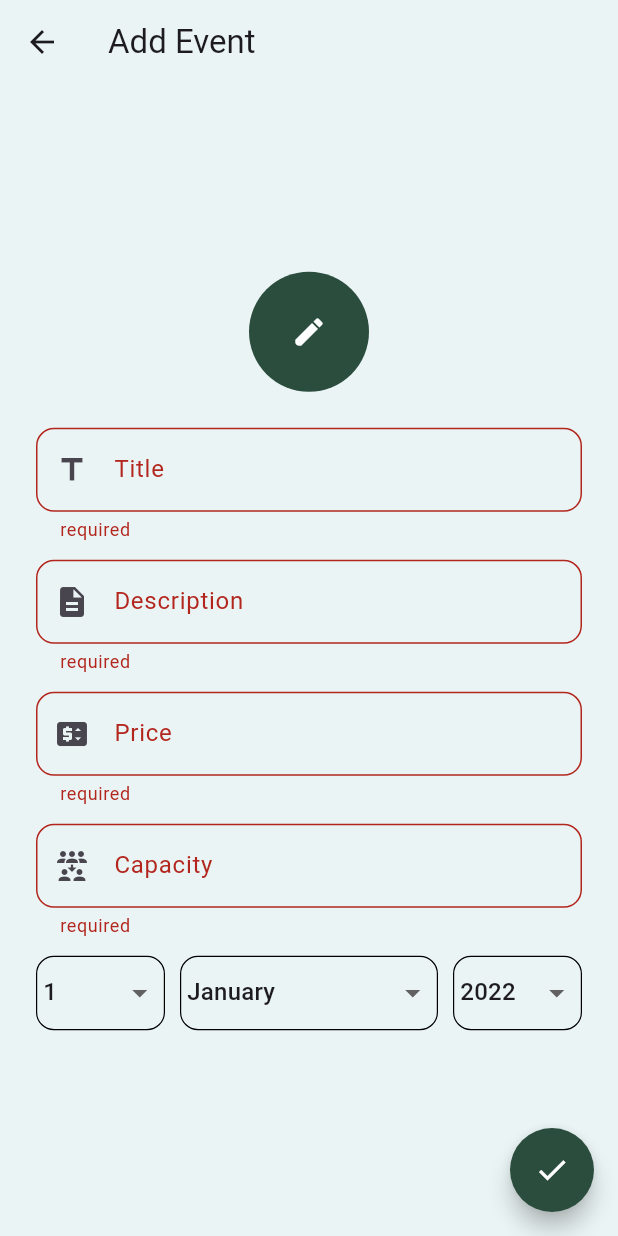
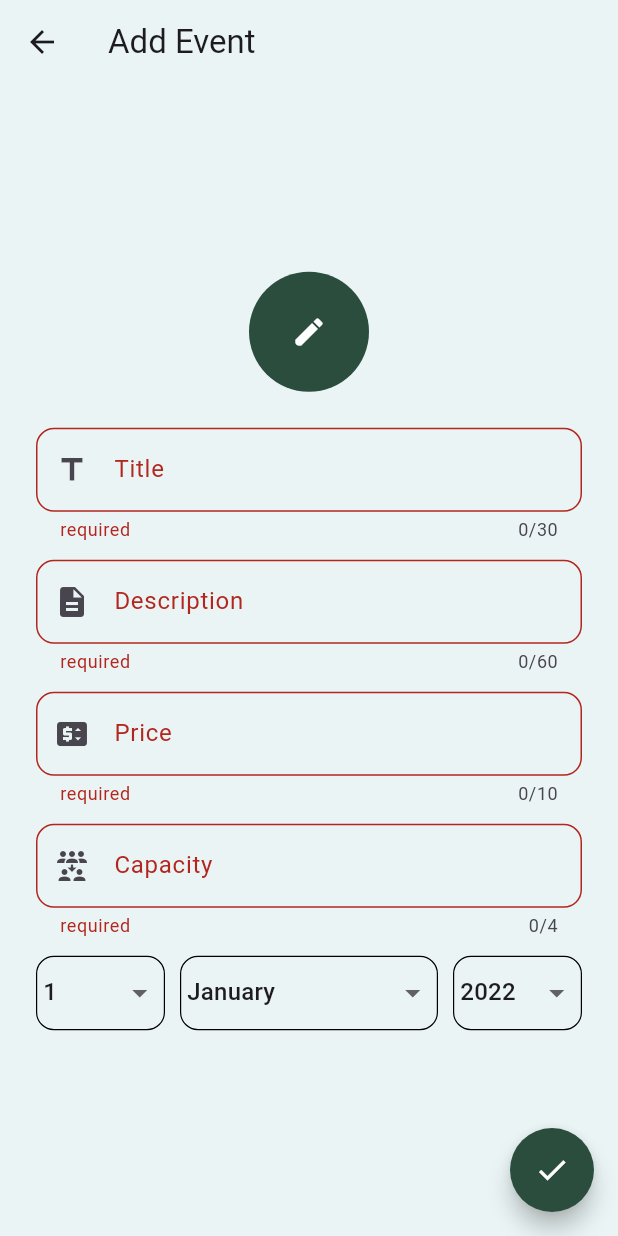
Before and after one commit to alli2729/event_managment, a Flutter app: the AddEventScreen screen opened directly, after a tap on the "check" icon, on a phone screen of 412 x 824 dp. Run offline on Flutter 3.47's test engine with Material 3 defaults, Android fonts, the light colour scheme and no system bars; our stand-ins replace either_dart, file_picker, get, get_storage; accounts and stored records are empty; network calls fail.

Commit message:
added validation to add/edit event

```diff
--- a/lib/src/pages/add_event/controllers/add_event_controller.dart
+++ b/lib/src/pages/add_event/controllers/add_event_controller.dart
@@ -83,7 +83,6 @@ class AddEventController extends GetxController {
         }
       },
       (imageBase64) {
-        print(imageBase64);
         image.value = base64Decode(imageBase64);
         this.imageBase64 = imageBase64;
       },
@@ -100,6 +99,27 @@ class AddEventController extends GetxController {
     if (value == null || value.isEmpty) {
       return LocaleKeys.event_managment_app_add_event_page_required.tr;
     }
+    if (value[0] == '') {
+      return 'cant start with space';
+    }
+
+    return null;
+  }
+
+  String? priceValidate(String? value) {
+    if (value == null || value.isEmpty) {
+      return LocaleKeys.event_managment_app_add_event_page_required.tr;
+    }
+    if (value[0] == '') {
+      return 'cant start with space';
+    }
+    if (value[0] == '0') {
+      return 'cant start with 0';
+    }
+    if (!int.parse(value).isGreaterThan(0)) {
+      return 'cant be empty';
+    }
+
     return null;
   }
 
--- a/lib/src/pages/add_event/views/add_event_screen.dart
+++ b/lib/src/pages/add_event/views/add_event_screen.dart
@@ -145,7 +145,8 @@ class AddEventScreen extends GetView<AddEventController> {
     return TextFormField(
       enabled: (!controller.isLoading.value),
       controller: controller.capacityController,
-      validator: controller.validate,
+      validator: controller.priceValidate,
+      maxLength: 4,
       inputFormatters: [FilteringTextInputFormatter.digitsOnly],
       keyboardType: TextInputType.number,
       decoration: InputDecoration(
@@ -163,7 +164,8 @@ class AddEventScreen extends GetView<AddEventController> {
     return TextFormField(
       enabled: (!controller.isLoading.value),
       controller: controller.priceController,
-      validator: controller.validate,
+      validator: controller.priceValidate,
+      maxLength: 10,
       inputFormatters: [FilteringTextInputFormatter.digitsOnly],
       keyboardType: TextInputType.number,
       decoration: InputDecoration(
@@ -182,6 +184,7 @@ class AddEventScreen extends GetView<AddEventController> {
       enabled: (!controller.isLoading.value),
       controller: controller.descriptionController,
       validator: controller.validate,
+      maxLength: 60,
       decoration: InputDecoration(
         prefixIcon: const Icon(Icons.description),
         labelText: LocaleKeys.event_managment_app_add_event_page_description.tr,
@@ -198,6 +201,7 @@ class AddEventScreen extends GetView<AddEventController> {
       enabled: (!controller.isLoading.value),
       controller: controller.titleController,
       validator: controller.validate,
+      maxLength: 30,
       decoration: InputDecoration(
         prefixIcon: const Icon(Icons.title),
         labelText: LocaleKeys.event_managment_app_add_event_page_title.tr,
```
Also changed, not shown: database/db.json (+17 -2 lines), lib/src/pages/edit_event/controllers/edit_event_controller.dart (+20 -0 lines), lib/src/pages/edit_event/views/edit_event_screen.dart (+6 -2 lines).
